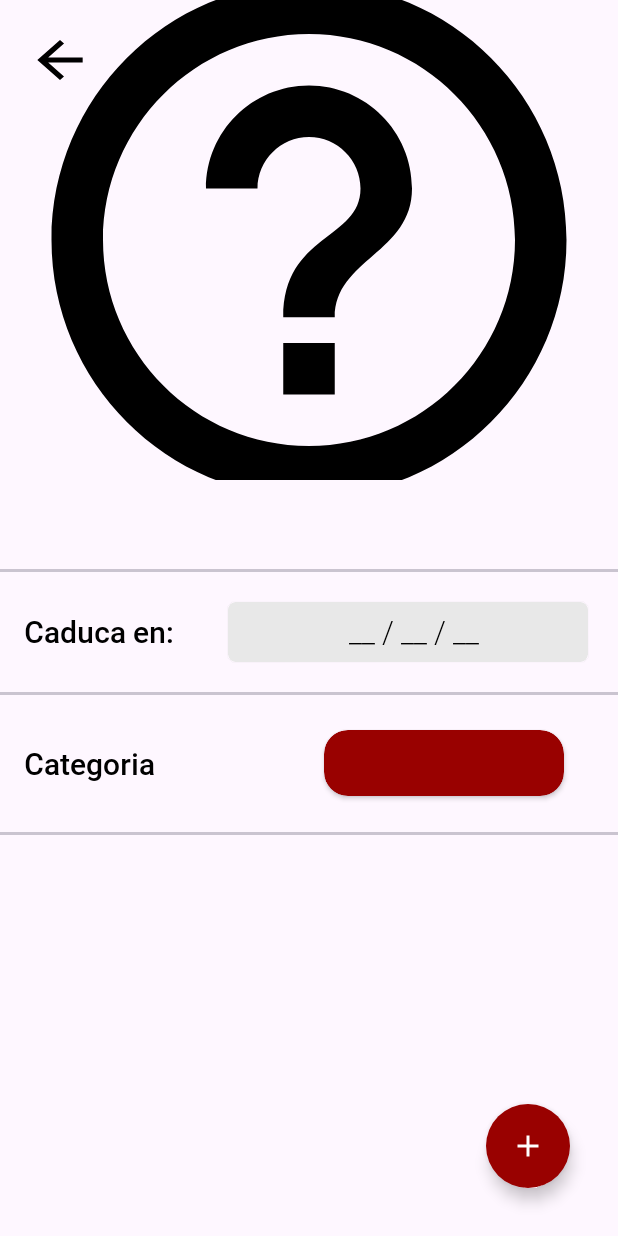
After one commit to JesussRodriguezz/TFG-APP-Movil-Kotlin---Stock-Home, an Android app: the MyStockProductDetailActivity screen opened directly, with no data from a screen before it, on a phone screen of 412 x 824 dp. The commit adds this screen. Run offline under Robolectric (Android 15) with nearby library versions, the phone set to English and light mode, and no system bars; our stand-ins replace Picasso, Room's generated code; pictures from the network do not load; 8 statements that could not run were skipped.

Commit message:
detalles producto alpha

```diff
--- a/app/src/main/AndroidManifest.xml
+++ b/app/src/main/AndroidManifest.xml
@@ -26,6 +26,9 @@
         android:theme="@style/Theme.TFGapp"
         android:windowSoftInputMode="stateVisible|adjustResize"
         tools:targetApi="31">
+        <activity
+            android:name=".ui.nystockproductdetail.MyStockProductDetailActivity"
+            android:exported="false" />
         <activity
             android:name=".ui.mystockproductscan.MyStockProductScanActivity"
             android:exported="false" />
--- /dev/null
+++ b/app/src/main/res/drawable/ic_drop_up.xml
@@ -0,0 +1,5 @@
+<vector android:height="24dp" android:tint="#000000"
+    android:viewportHeight="24" android:viewportWidth="24"
+    android:width="24dp" xmlns:android="http://schemas.android.com/apk/res/android">
+    <path android:fillColor="@android:color/white" android:pathData="M7.41,15.41L12,10.83l4.59,4.58L18,14l-6,-6 -6,6z"/>
+</vector>
--- /dev/null
+++ b/app/src/main/res/layout/activity_my_stock_product_detail.xml
@@ -0,0 +1,259 @@
+<?xml version="1.0" encoding="utf-8"?>
+
+<androidx.core.widget.NestedScrollView xmlns:android="http://schemas.android.com/apk/res/android"
+    xmlns:app="http://schemas.android.com/apk/res-auto"
+    xmlns:tools="http://schemas.android.com/tools"
+    android:layout_width="match_parent"
+    android:layout_height="match_parent"
+    android:fillViewport="true">
+
+    <androidx.constraintlayout.widget.ConstraintLayout
+        android:id="@+id/constraintLayout"
+        android:layout_width="match_parent"
+        android:layout_height="match_parent"
+        tools:context=".ui.mystockproductscan.MyStockProductDetailFragment">
+
+        <com.google.android.material.imageview.ShapeableImageView
+            android:id="@+id/ivProductApiSearchImage"
+            android:layout_width="match_parent"
+            android:layout_height="320dp"
+            android:contentDescription="@string/product_image"
+            android:scaleType="centerCrop"
+            app:layout_constraintEnd_toEndOf="parent"
+            app:layout_constraintStart_toStartOf="parent"
+            app:layout_constraintTop_toTopOf="parent"
+            tools:src="@drawable/fotopruebaagua" />
+
+        <TextView
+            android:id="@+id/tvProductId"
+            style="@style/ProductsListTextStyle"
+            android:layout_width="match_parent"
+            android:layout_height="wrap_content"
+            android:layout_margin="16dp"
+            android:gravity="center_horizontal"
+            app:layout_constraintEnd_toEndOf="parent"
+            app:layout_constraintStart_toStartOf="parent"
+            app:layout_constraintTop_toBottomOf="@+id/ivProductApiSearchImage"
+            tools:text="Prueba item name" />
+
+        <com.google.android.material.divider.MaterialDivider
+            android:id="@+id/divider"
+            android:layout_width="match_parent"
+            android:layout_height="2dp"
+            android:layout_marginVertical="16dp"
+            app:layout_constraintEnd_toEndOf="parent"
+            app:layout_constraintStart_toStartOf="parent"
+            app:layout_constraintTop_toBottomOf="@+id/tvProductId" />
+
+        <LinearLayout
+            android:id="@+id/llExpireData"
+            android:layout_width="match_parent"
+            android:layout_height="wrap_content"
+            android:orientation="horizontal"
+            app:layout_constraintEnd_toEndOf="parent"
+            app:layout_constraintStart_toStartOf="parent"
+            app:layout_constraintTop_toBottomOf="@+id/divider">
+
+            <TextView
+                android:id="@+id/tvExpireDataTitle"
+                style="@style/ProductsListTextStyle"
+                android:layout_width="wrap_content"
+                android:layout_height="wrap_content"
+                android:layout_gravity="center_vertical"
+                android:layout_margin="16dp"
+                android:text="@string/expire_in" />
+
+            <androidx.cardview.widget.CardView
+                android:id="@+id/cvChangeExpireData"
+                android:layout_width="match_parent"
+                android:layout_height="40dp"
+                android:layout_gravity="center_vertical"
+                android:layout_margin="20dp"
+                android:outlineSpotShadowColor="@color/transparent"
+                app:cardBackgroundColor="@color/primaryGrey"
+                app:cardCornerRadius="5dp">
+
+                <TextView
+                    android:id="@+id/tvChangeExpireData"
+                    android:layout_width="match_parent"
+                    android:layout_height="wrap_content"
+                    android:layout_gravity="center_vertical"
+                    android:layout_marginHorizontal="16dp"
+                    android:layout_marginStart="8dp"
+                    android:ellipsize="end"
+                    android:fontFamily="@font/roboto_light"
+                    android:gravity="center_horizontal"
+                    android:maxLines="1"
+                    android:text="__ / __ / __"
+                    android:textColor="@color/black"
+                    android:textSize="20sp"
+                    app:layout_constraintHorizontal_bias="0"
+                    app:layout_constraintWidth_default="wrap"
+                    app:layout_constraintWidth_max="100dp"
+                    app:layout_constraintWidth_min="0dp" />
+            </androidx.cardview.widget.CardView>
+
+
+        </LinearLayout>
+
+
+        <com.google.android.material.divider.MaterialDivider
+            android:id="@+id/divider2"
+            android:layout_width="match_parent"
+            android:layout_height="2dp"
+            app:layout_constraintEnd_toEndOf="parent"
+            app:layout_constraintStart_toStartOf="parent"
+            app:layout_constraintTop_toBottomOf="@+id/llExpireData" />
+
+        <LinearLayout
+            android:id="@+id/llCategorySuggested"
+            android:layout_width="match_parent"
+            android:layout_height="wrap_content"
+            android:layout_marginTop="16dp"
+            android:layout_marginBottom="16dp"
+            android:orientation="horizontal"
+            app:layout_constraintEnd_toEndOf="parent"
+            app:layout_constraintStart_toStartOf="parent"
+            app:layout_constraintTop_toBottomOf="@+id/divider2">
+
+            <TextView
+                android:id="@+id/tvSuggestedCategory"
+                style="@style/ProductsListTextStyle"
+                android:layout_width="200dp"
+                android:layout_height="wrap_content"
+                android:layout_marginVertical="16dp"
+                android:layout_marginStart="16dp"
+                android:text="Categoria" />
+
+            <androidx.cardview.widget.CardView
+                android:id="@+id/cvCategory"
+                android:layout_width="160dp"
+                android:layout_height="44dp"
+                android:layout_gravity="center_vertical"
+                app:cardBackgroundColor="@color/accentRed"
+                app:cardCornerRadius="16dp">
+
+                <LinearLayout
+                    android:id="@+id/llContentContainer"
+                    android:layout_width="match_parent"
+                    android:layout_height="wrap_content"
+                    android:layout_gravity="center_vertical"
+                    android:gravity="start|center_vertical"
+                    android:orientation="horizontal">
+
+                    <ImageView
+                        android:id="@+id/ivCategoryIcon"
+                        android:layout_width="30dp"
+                        android:layout_height="30dp"
+                        android:layout_marginStart="4dp"
+                        android:contentDescription="@string/ivcategoryicon"
+                        tools:src="@drawable/ic_panaderia" />
+
+
+                    <TextView
+                        android:id="@+id/tvCategoryName"
+                        android:layout_width="100dp"
+                        android:layout_height="wrap_content"
+                        android:layout_gravity="center_vertical"
+                        android:layout_marginStart="8dp"
+                        android:ellipsize="end"
+                        android:fontFamily="@font/roboto_medium"
+                        android:maxLines="1"
+                        android:textColor="@color/white"
+                        android:textSize="14sp"
+                        app:layout_constraintHorizontal_bias="0"
+                        app:layout_constraintWidth_default="wrap"
+                        app:layout_constraintWidth_max="100dp"
+                        app:layout_constraintWidth_min="0dp"
+                        tools:text="Categoryaaaaaaa" />
+
+                    <Space
+                        android:layout_width="wrap_content"
+                        android:layout_height="wrap_content"
+                        android:layout_weight="1" />
+
+                </LinearLayout>
+
+            </androidx.cardview.widget.CardView>
+
+        </LinearLayout>
+
+
+        <com.google.android.material.divider.MaterialDivider
+            android:id="@+id/divider3"
+            android:layout_width="match_parent"
+            android:layout_height="2dp"
+            android:layout_marginTop="16dp"
+            app:layout_constraintEnd_toEndOf="parent"
+            app:layout_constraintStart_toStartOf="parent"
+            app:layout_constraintTop_toBottomOf="@+id/llCategorySuggested" />
+
+
+        <androidx.recyclerview.widget.RecyclerView
+            android:id="@+id/rvCategories"
+            android:layout_width="0dp"
+            android:layout_height="wrap_content"
+            android:layout_marginVertical="16dp"
+            android:layout_marginStart="12dp"
+            android:scrollbars="none"
+            android:visibility="gone"
+            app:layout_constraintEnd_toEndOf="parent"
+            app:layout_constraintStart_toStartOf="parent"
+            app:layout_constraintTop_toBottomOf="@+id/divider2" />
+
+        <ImageButton
+            android:id="@+id/ibDropUp"
+            android:layout_width="50dp"
+            android:layout_height="50dp"
+            android:layout_gravity="center_vertical"
+            android:background="@android:color/transparent"
+            android:contentDescription="@string/ibbackarrow"
+            android:src="@drawable/ic_drop_up"
+            android:visibility="invisible"
+            app:layout_constraintEnd_toEndOf="parent"
+            app:layout_constraintStart_toStartOf="parent"
+            app:layout_constraintTop_toBottomOf="@+id/rvCategories"
+            app:tint="@color/black" />
+
+
+        <com.google.android.material.divider.MaterialDivider
+            android:id="@+id/divider4"
+            android:layout_width="match_parent"
+            android:layout_height="2dp"
+            android:visibility="invisible"
+            app:layout_constraintEnd_toEndOf="parent"
+            app:layout_constraintStart_toStartOf="parent"
+            app:layout_constraintTop_toBottomOf="@+id/ibDropUp" />
+
+
+
+
+        <com.google.android.material.floatingactionbutton.FloatingActionButton
+            android:id="@+id/efAddStockItem"
+            android:layout_width="wrap_content"
+            android:layout_height="wrap_content"
+            android:layout_margin="32dp"
+            android:backgroundTint="@color/accentRed"
+            android:src="@drawable/ic_add"
+            app:backgroundTint="@color/accentRed"
+            app:fabSize="normal"
+            app:layout_constraintBottom_toBottomOf="parent"
+            app:layout_constraintEnd_toEndOf="parent"
+            app:shapeAppearanceOverlay="@style/RoundedExtendedFab"
+            app:tint="@color/white" />
+
+        <ImageButton
+            android:id="@+id/ibBackArrow"
+            android:layout_width="80dp"
+            android:layout_height="80dp"
+            android:layout_gravity="center_vertical"
+            android:layout_marginEnd="16dp"
+            android:background="@android:color/transparent"
+            android:contentDescription="@string/ibbackarrow"
+            android:src="@drawable/ic_back_arrow_big"
+            app:layout_constraintStart_toStartOf="parent"
+            app:layout_constraintTop_toTopOf="parent"
+            app:tint="@color/black" />
+
+    </androidx.constraintlayout.widget.ConstraintLayout>
+</androidx.core.widget.NestedScrollView>
```
Also changed, not shown: app/src/main/java/com/yes/tfgapp/data/network/response/StockProductResponse.kt (+28 -1 lines), app/src/main/java/com/yes/tfgapp/domain/model/StockProductModel.kt (+14 -0 lines), app/src/main/java/com/yes/tfgapp/ui/mystock/MyStockFragment.kt (+24 -4 lines), app/src/main/java/com/yes/tfgapp/ui/mystock/adapter/StockProductAdapter.kt (+11 -3 lines), app/src/main/java/com/yes/tfgapp/ui/nystockproductdetail/MyStockProductDetailActivity.kt (added, +322 -0 lines).
